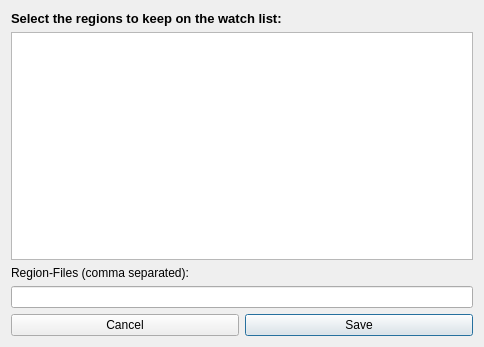
Qt form src/vi/ui/RegionChooserList.ui (Subtalime/vintel) before a commit.
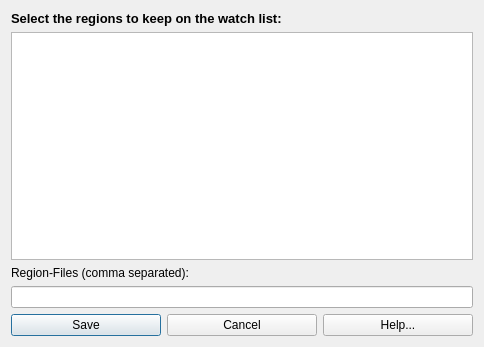
The same form after that commit.

Commit message: loads of tidying added Region-Help

Patch:
```diff
--- a/src/vi/ui/RegionChooserList.ui
+++ b/src/vi/ui/RegionChooserList.ui
@@ -59,16 +59,6 @@
    </item>
    <item>
     <layout class="QHBoxLayout" name="horizontalLayout_2">
-     <item>
-      <widget class="QPushButton" name="cancelButton">
-       <property name="text">
-        <string>Cancel</string>
-       </property>
-       <property name="autoDefault">
-        <bool>false</bool>
-       </property>
-      </widget>
-     </item>
      <item>
       <widget class="QPushButton" name="saveButton">
        <property name="text">
@@ -79,6 +69,23 @@
        </property>
       </widget>
      </item>
+     <item>
+      <widget class="QPushButton" name="cancelButton">
+       <property name="text">
+        <string>Cancel</string>
+       </property>
+       <property name="autoDefault">
+        <bool>false</bool>
+       </property>
+      </widget>
+     </item>
+     <item>
+      <widget class="QPushButton" name="helpButton">
+       <property name="text">
+        <string>Help...</string>
+       </property>
+      </widget>
+     </item>
     </layout>
    </item>
   </layout>
```
The commit also changes 15 other files.
